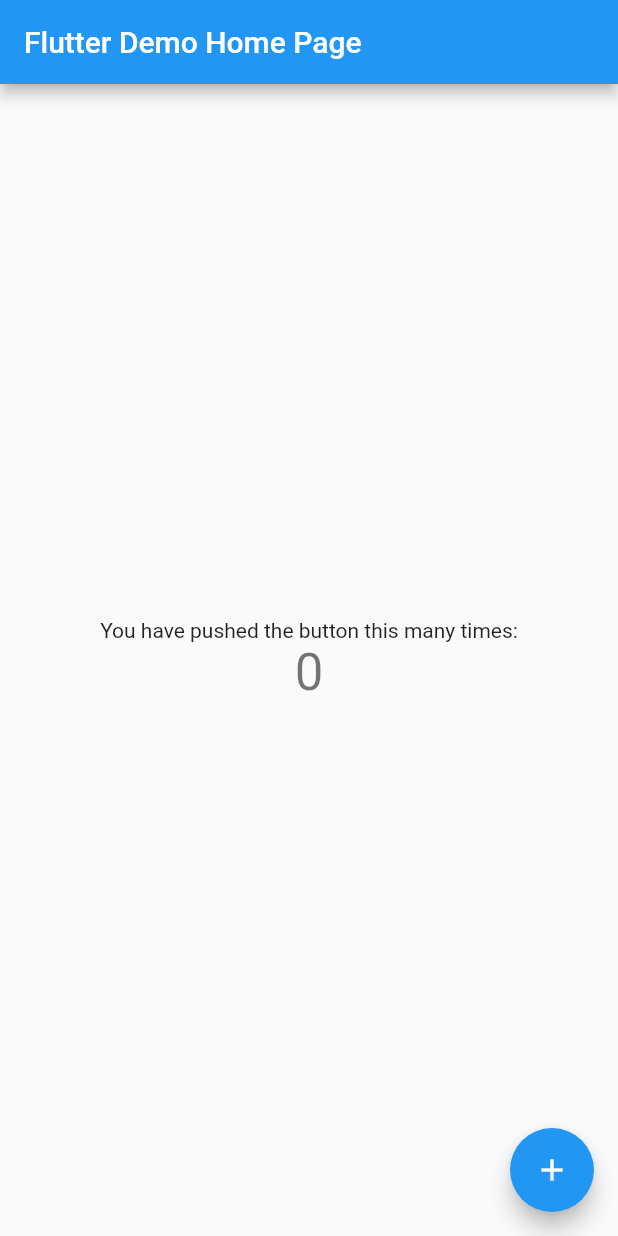
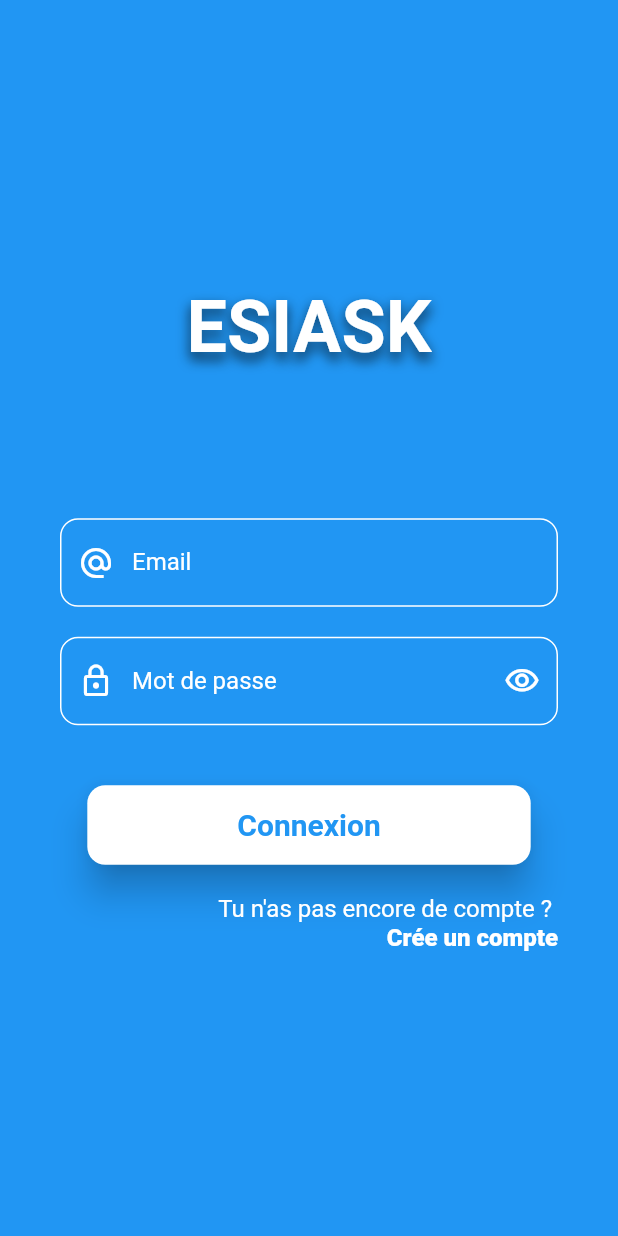
Before and after one commit to Federdispi/ESIASK, a Flutter app: the screen it shows after launch, on a phone screen of 412 x 824 dp. Run offline on Flutter 3.47's test engine with Material 2 defaults, Android fonts, the phone set to English and light mode, and no system bars.

Commit message:
Login and Register pages created
Login and Register views created.
TODO:
add ESIASK logo
add Login/Register methods
add TextField verification

```diff
--- a/esiask/lib/main.dart
+++ b/esiask/lib/main.dart
@@ -1,3 +1,4 @@
+import 'package:esiask/pages/auth/login.dart';
 import 'package:flutter/material.dart';
 
 void main() {
@@ -7,109 +8,16 @@
 class MyApp extends StatelessWidget {
   const MyApp({super.key});
 
-  // This widget is the root of your application.
   @override
   Widget build(BuildContext context) {
     return MaterialApp(
       title: 'Flutter Demo',
       theme: ThemeData(
-        // This is the theme of your application.
-        //
-        // Try running your application with "flutter run". You'll see the
-        // application has a blue toolbar. Then, without quitting the app, try
-        // changing the primarySwatch below to Colors.green and then invoke
-        // "hot reload" (press "r" in the console where you ran "flutter run",
-        // or simply save your changes to "hot reload" in a Flutter IDE).
-        // Notice that the counter didn't reset back to zero; the application
-        // is not restarted.
-        primarySwatch: Colors.blue,
+        brightness: Brightness.dark,
+        primaryColor: Colors.white,
+        backgroundColor: Colors.blue,
       ),
-      home: const MyHomePage(title: 'Flutter Demo Home Page'),
+      home: const LogIn(),
     );
   }
 }
-
-class MyHomePage extends StatefulWidget {
-  const MyHomePage({super.key, required this.title});
-
-  // This widget is the home page of your application. It is stateful, meaning
-  // that it has a State object (defined below) that contains fields that affect
-  // how it looks.
-
-  // This class is the configuration for the state. It holds the values (in this
-  // case the title) provided by the parent (in this case the App widget) and
-  // used by the build method of the State. Fields in a Widget subclass are
-  // always marked "final".
-
-  final String title;
-
-  @override
-  State<MyHomePage> createState() => _MyHomePageState();
-}
-
-class _MyHomePageState extends State<MyHomePage> {
-  int _counter = 0;
-
-  void _incrementCounter() {
-    setState(() {
-      // This call to setState tells the Flutter framework that something has
-      // changed in this State, which causes it to rerun the build method below
-      // so that the display can reflect the updated values. If we changed
-      // _counter without calling setState(), then the build method would not be
-      // called again, and so nothing would appear to happen.
-      _counter++;
-    });
-  }
-
-  @override
-  Widget build(BuildContext context) {
-    // This method is rerun every time setState is called, for instance as done
-    // by the _incrementCounter method above.
-    //
-    // The Flutter framework has been optimized to make rerunning build methods
-    // fast, so that you can just rebuild anything that needs updating rather
-    // than having to individually change instances of widgets.
-    return Scaffold(
-      appBar: AppBar(
-        // Here we take the value from the MyHomePage object that was created by
-        // the App.build method, and use it to set our appbar title.
-        title: Text(widget.title),
-      ),
-      body: Center(
-        // Center is a layout widget. It takes a single child and positions it
-        // in the middle of the parent.
-        child: Column(
-          // Column is also a layout widget. It takes a list of children and
-          // arranges them vertically. By default, it sizes itself to fit its
-          // children horizontally, and tries to be as tall as its parent.
-          //
-          // Invoke "debug painting" (press "p" in the console, choose the
-          // "Toggle Debug Paint" action from the Flutter Inspector in Android
-          // Studio, or the "Toggle Debug Paint" command in Visual Studio Code)
-          // to see the wireframe for each widget.
-          //
-          // Column has various properties to control how it sizes itself and
-          // how it positions its children. Here we use mainAxisAlignment to
-          // center the children vertically; the main axis here is the vertical
-          // axis because Columns are vertical (the cross axis would be
-          // horizontal).
-          mainAxisAlignment: MainAxisAlignment.center,
-          children: <Widget>[
-            const Text(
-              'You have pushed the button this many times:',
-            ),
-            Text(
-              '$_counter',
-              style: Theme.of(context).textTheme.headline4,
-            ),
-          ],
-        ),
-      ),
-      floatingActionButton: FloatingActionButton(
-        onPressed: _incrementCounter,
-        tooltip: 'Increment',
-        child: const Icon(Icons.add),
-      ), // This trailing comma makes auto-formatting nicer for build methods.
-    );
-  }
-}
--- /dev/null
+++ b/esiask/lib/pages/auth/login.dart
@@ -0,0 +1,190 @@
+import 'package:esiask/pages/auth/register.dart';
+import 'package:flutter/material.dart';
+
+class LogIn extends StatefulWidget {
+  const LogIn({super.key});
+
+  @override
+  State<LogIn> createState() => _LogInState();
+}
+
+class _LogInState extends State<LogIn> {
+  final TextEditingController emailController = TextEditingController();
+  final TextEditingController passwordController = TextEditingController();
+
+  bool obscurePassword = true;
+
+  @override
+  Widget build(BuildContext context) {
+    return Scaffold(
+      backgroundColor: Theme.of(context).backgroundColor,
+      body: Center(
+        child: SingleChildScrollView(
+          child: Column(
+            mainAxisAlignment: MainAxisAlignment.center,
+            crossAxisAlignment: CrossAxisAlignment.center,
+            children: [
+              const Text(
+                "ESIASK",
+                style: TextStyle(
+                  fontSize: 48,
+                  fontWeight: FontWeight.bold,
+                  shadows: <Shadow>[
+                    Shadow(
+                      offset: Offset(0, 5),
+                      blurRadius: 10.0,
+                      color: Color.fromARGB(255, 0, 0, 0),
+                    ),
+                    Shadow(
+                      offset: Offset(0, 5),
+                      blurRadius: 18.0,
+                      color: Colors.blue,
+                    ),
+                  ],
+                ),
+              ),
+              const SizedBox(
+                height: 100,
+              ),
+              Padding(
+                padding: const EdgeInsets.symmetric(horizontal: 40.0),
+                child: TextField(
+                  controller: emailController,
+                  textInputAction: TextInputAction.next,
+                  keyboardType: TextInputType.emailAddress,
+                  decoration: const InputDecoration(
+                    labelText: "Email",
+                    prefixIcon: Icon(
+                      Icons.alternate_email,
+                      color: Colors.white,
+                    ),
+                    focusedBorder: OutlineInputBorder(
+                      borderSide: BorderSide(
+                        color: Colors.white,
+                        width: 2,
+                      ),
+                      borderRadius: BorderRadius.all(Radius.circular(20)),
+                    ),
+                    enabledBorder: OutlineInputBorder(
+                      borderSide: BorderSide(
+                        color: Colors.white,
+                        width: 1,
+                      ),
+                      borderRadius: BorderRadius.all(Radius.circular(12)),
+                    ),
+                    labelStyle: TextStyle(color: Colors.white),
+                  ),
+                  cursorColor: Theme.of(context).primaryColor,
+                ),
+              ),
+              const SizedBox(
+                height: 20,
+              ),
+              Padding(
+                padding: const EdgeInsets.symmetric(horizontal: 40.0),
+                child: TextField(
+                  controller: passwordController,
+                  enableSuggestions: false,
+                  autocorrect: false,
+                  obscureText: obscurePassword,
+                  decoration: InputDecoration(
+                    labelText: "Mot de passe",
+                    prefixIcon: const Icon(
+                      Icons.lock_outline,
+                      color: Colors.white,
+                    ),
+                    suffixIcon: IconButton(
+                      onPressed: () =>
+                          setState(() => obscurePassword = !obscurePassword),
+                      icon: Icon(
+                        obscurePassword
+                            ? Icons.visibility_outlined
+                            : Icons.visibility_off_outlined,
+                        color: Colors.white,
+                      ),
+                    ),
+                    focusedBorder: const OutlineInputBorder(
+                      borderSide: BorderSide(
+                        color: Colors.white,
+                        width: 2,
+                      ),
+                      borderRadius: BorderRadius.all(Radius.circular(20)),
+                    ),
+                    enabledBorder: const OutlineInputBorder(
+                      borderSide: BorderSide(
+                        color: Colors.white,
+                        width: 1,
+                      ),
+                      borderRadius: BorderRadius.all(Radius.circular(12)),
+                    ),
+                    labelStyle: TextStyle(color: Colors.white),
+                  ),
+                  cursorColor: Colors.white,
+                ),
+              ),
+              const SizedBox(
+                height: 40,
+              ),
+              ElevatedButton(
+                onPressed: () {},
+                style: ElevatedButton.styleFrom(
+                  backgroundColor: Colors.white,
+                  elevation: 10,
+                  shape: RoundedRectangleBorder(
+                    borderRadius: BorderRadius.circular(12),
+                  ),
+                  padding:
+                      const EdgeInsets.symmetric(horizontal: 100, vertical: 15),
+                ),
+                child: const Text(
+                  "Connexion",
+                  style: TextStyle(
+                      fontSize: 20,
+                      fontWeight: FontWeight.bold,
+                      color: Colors.blue),
+                ),
+              ),
+              const SizedBox(
+                height: 20,
+              ),
+              Row(
+                mainAxisAlignment: MainAxisAlignment.end,
+                children: const [
+                  Text(
+                    "Tu n'as pas encore de compte ? ",
+                    style: TextStyle(fontSize: 16),
+                  ),
+                  SizedBox(
+                    width: 40,
+                  )
+                ],
+              ),
+              Row(
+                mainAxisAlignment: MainAxisAlignment.end,
+                children: [
+                  InkWell(
+                    onTap: () => Navigator.of(context).push(
+                      MaterialPageRoute(
+                        builder: (context) => const SignUp(),
+                      ),
+                    ),
+                    child: const Text(
+                      "Crée un compte",
+                      style: TextStyle(
+                        fontWeight: FontWeight.w900,
+                        fontSize: 16,
+                      ),
+                    ),
+                  ),
+                  const SizedBox(
+                    width: 40,
+                  ),
+                ],
+              ),
+            ],
+          ),
+        ),
+      ),
+    );
+  }
+}
```
Also changed, not shown: esiask/lib/pages/auth/register.dart (added, +311 -0 lines).
